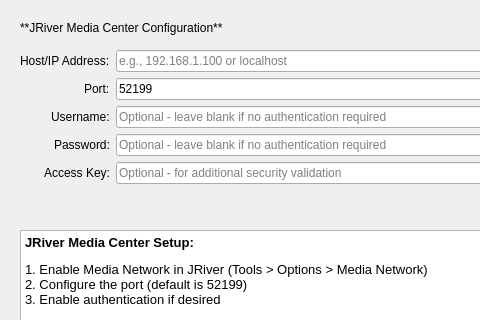
whatsnowplaying/whats-now-playing, file nowplaying/resources/inputs_jriver_ui.ui: the form before one commit; both pictures show x 0 to 480 and y 0 to 320 of the 640 by 480 pixel window.
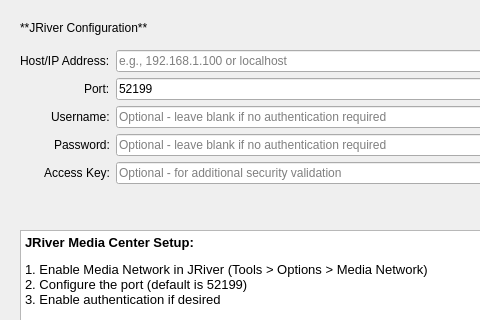
The form after the commit.

Commit message: live testing found bugs

What changed in the file:
```diff
--- a/nowplaying/resources/inputs_jriver_ui.ui
+++ b/nowplaying/resources/inputs_jriver_ui.ui
@@ -23,7 +23,7 @@
     </rect>
    </property>
    <property name="text">
-    <string>**JRiver Media Center Configuration**</string>
+    <string>**JRiver Configuration**</string>
    </property>
    <property name="textFormat">
     <enum>Qt::MarkdownText</enum>
```
Left out of the diff: 2 changed lines with no effect on the pictures. The commit also changes 2 other files.
